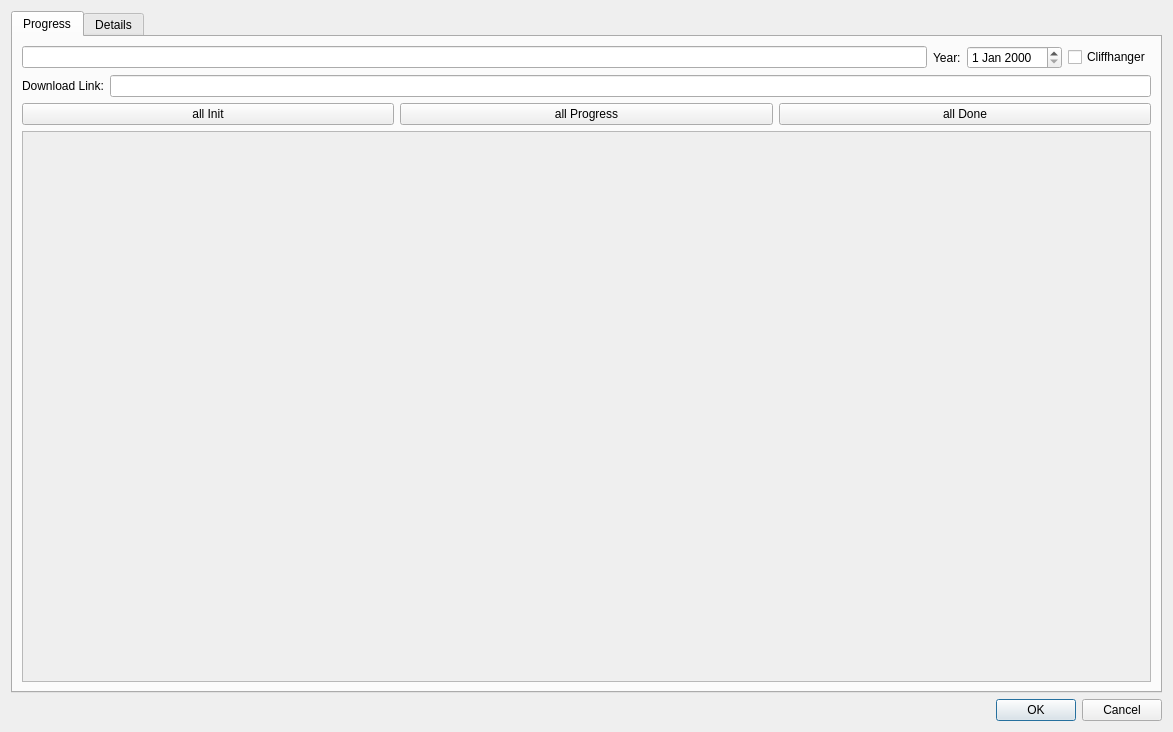
First picture: the form in cedit.ui, repository birkeh/qtMultimediaDB, before the edit.
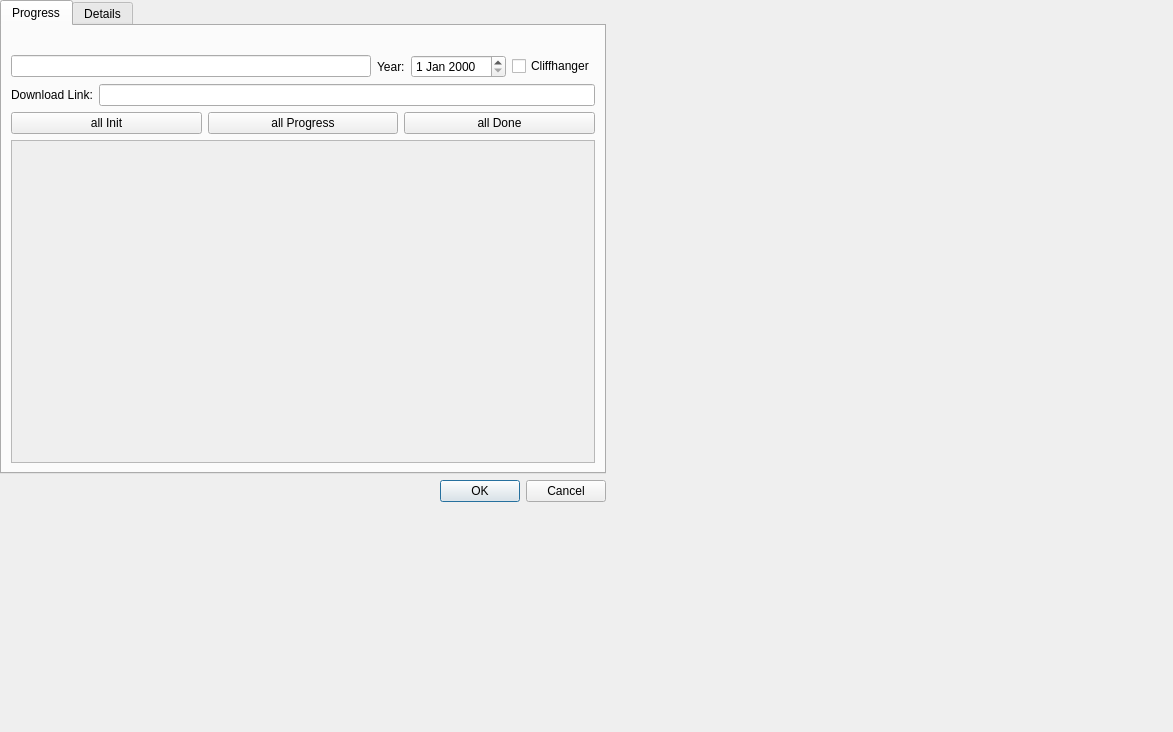
Second picture: the form after the edit. The open tabs and pages were chosen to show the change. Custom widgets are drawn as their Qt base class.

Diff of the .ui file:
```diff
--- a/cedit.ui
+++ b/cedit.ui
@@ -13,8 +13,7 @@
   <property name="windowTitle">
    <string>Edit</string>
   </property>
-  <layout class="QGridLayout" name="gridLayout_2">
-   <item row="0" column="0">
+  <widget class="QWidget" name="">
     <layout class="QVBoxLayout" name="verticalLayout_2">
      <item>
       <widget class="QTabWidget" name="m_lpTabWidget">
@@ -28,6 +27,13 @@
         <layout class="QGridLayout" name="gridLayout">
          <item row="0" column="0">
           <layout class="QVBoxLayout" name="verticalLayout">
+          <item>
+           <widget class="QLabel" name="m_lpBanner">
+            <property name="text">
+             <string/>
+            </property>
+           </widget>
+          </item>
            <item>
             <layout class="QVBoxLayout" name="m_lpVerticalLayout">
              <item>
@@ -107,8 +113,8 @@
                  <rect>
                   <x>0</x>
                   <y>0</y>
-                  <width>1123</width>
-                  <height>546</height>
+                 <width>581</width>
+                 <height>334</height>
                  </rect>
                 </property>
                 <property name="autoFillBackground">
@@ -263,8 +269,7 @@
       </widget>
      </item>
     </layout>
-   </item>
-  </layout>
+  </widget>
  </widget>
  <customwidgets>
   <customwidget>
```
Left out of the diff: 2 changed lines with no effect on the pictures. Lines whose indentation alone changed are shown as unchanged.
